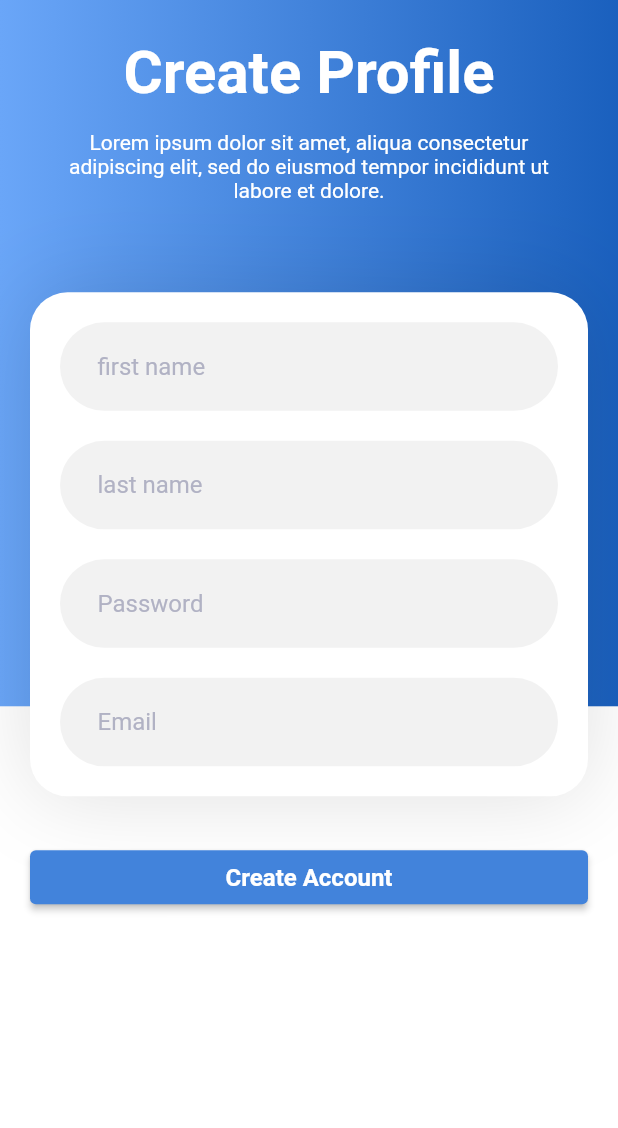
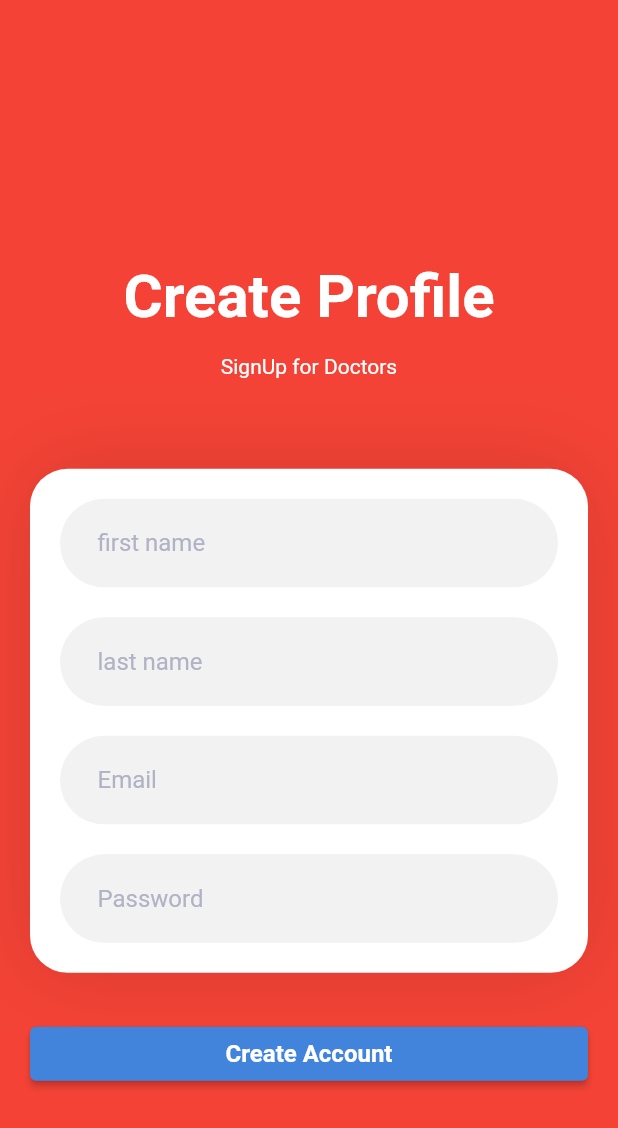
Before and after one commit to Mr-Deee/totalclinic, a Flutter app: the CreateProfilePage screen opened directly, on a phone screen of 412 x 824 dp. Shown: the top 1128 px of the screen. Run offline on Flutter 3.47's test engine with Material 2 defaults, Android fonts, the phone set to English and light mode, and no system bars; our stand-ins replace animated_flip_counter, cached_network_image, cloud_firestore, firebase_auth, firebase_core, firebase_database and 2 more; accounts and stored records are empty.

Commit message:
Creating Doctor profile

```diff
--- a/lib/createProfile.dart
+++ b/lib/createProfile.dart
@@ -61,7 +61,7 @@ class _CreateProfilePageState extends State<CreateProfilePage> {
   @override
   Widget build(BuildContext context) {
     return Scaffold(
-        backgroundColor: Colors.white,
+        backgroundColor: Colors.red,
         body: NotificationListener<OverscrollIndicatorNotification>(
           onNotification: (overscroll) {
             overscroll.disallowGlow();
@@ -72,22 +72,18 @@ class _CreateProfilePageState extends State<CreateProfilePage> {
               child: Column(
                 children: [
                   Container(
-                    height: MediaQuery.of(context).size.height / 1.75,
+                    height: MediaQuery.of(context).size.height / 1.4,
                     decoration: BoxDecoration(
-                      gradient: LinearGradient(
-                        begin: Alignment(-1.0, 0.0),
-                        end: Alignment(1.0, 0.0),
-                        colors: [
-                          const Color(0xFF6aa6f8),
-                          const Color(0xFF1a60be)
-                        ],
-                      ),
+
                     ),
                     child: Column(
                       mainAxisAlignment: MainAxisAlignment.end,
                       crossAxisAlignment: CrossAxisAlignment.center,
                       children: [
                         Container(
+
+
+
                           child: Text(
                             'Create Profile',
                             style: TextStyle(
@@ -104,7 +100,7 @@ class _CreateProfilePageState extends State<CreateProfilePage> {
                             left: 40.0,
                           ),
                           child: Text(
-                            'Lorem ipsum dolor sit amet, aliqua consectetur adipiscing elit, sed do eiusmod tempor incididunt ut labore et dolore. ',
+                            'SignUp for Doctors ',
                             textAlign: TextAlign.center,
                             style: TextStyle(
                               fontSize: 14,
@@ -170,6 +166,8 @@ class _CreateProfilePageState extends State<CreateProfilePage> {
                                   ),
                                 ),
                               ),
+
+
                               Container(
                                 margin: const EdgeInsets.only(
                                   left: 20.0,
@@ -184,7 +182,7 @@ class _CreateProfilePageState extends State<CreateProfilePage> {
                                         : "Please enter a last name";
                                   },
                                   controller: LastNameTextEditingController,
-                                  obscureText: true,
+
                                   decoration: InputDecoration(
                                     hintText: 'last name',
                                     hintStyle: TextStyle(
@@ -198,6 +196,47 @@ class _CreateProfilePageState extends State<CreateProfilePage> {
                                       borderSide: BorderSide(
                                           color:
                                               Theme.of(context).primaryColor),
+                                      borderRadius: BorderRadius.circular(60),
+                                    ),
+                                    filled: true,
+                                    fillColor: Colors.black.withOpacity(0.05),
+                                    contentPadding: EdgeInsets.symmetric(
+                                      vertical: 20.0,
+                                      horizontal: 25.0,
+                                    ),
+                                  ),
+                                ),
+                              ),
+
+
+                              Container(
+                                margin: const EdgeInsets.only(
+                                  left: 20.0,
+                                  right: 20.0,
+                                  bottom: 20.0,
+                                ),
+                                child: TextFormField(
+                                  keyboardType: TextInputType.emailAddress,
+                                  validator: (val) {
+                                    return val.length > 2
+                                        ? null
+                                        : "Please enter email";
+                                  },
+                                  controller: emailTextEditingController,
+
+                                  decoration: InputDecoration(
+                                    hintText: 'Email',
+                                    hintStyle: TextStyle(
+                                      color: Color(0xFFb1b2c4),
+                                    ),
+                                    border: new OutlineInputBorder(
+                                      borderSide: BorderSide.none,
+                                      borderRadius: BorderRadius.circular(60),
+                                    ),
+                                    focusedBorder: OutlineInputBorder(
+                                      borderSide: BorderSide(
+                                          color:
+                                          Theme.of(context).primaryColor),
                                       borderRadius: BorderRadius.circular(60),
                                     ),
                                     filled: true,
@@ -248,45 +287,7 @@ class _CreateProfilePageState extends State<CreateProfilePage> {
                                   ),
                                 ),
                               ),
-                              Container(
-                                margin: const EdgeInsets.only(
-                                  left: 20.0,
-                                  right: 20.0,
-                                  bottom: 20.0,
-                                ),
-                                child: TextFormField(
-                                  keyboardType: TextInputType.emailAddress,
-                                  validator: (val) {
-                                    return val.length > 2
-                                        ? null
-                                        : "Please enter a last name";
-                                  },
-                                  controller: passwordTextEditingController,
-                                  obscureText: true,
-                                  decoration: InputDecoration(
-                                    hintText: 'Email',
-                                    hintStyle: TextStyle(
-                                      color: Color(0xFFb1b2c4),
-                                    ),
-                                    border: new OutlineInputBorder(
-                                      borderSide: BorderSide.none,
-                                      borderRadius: BorderRadius.circular(60),
-                                    ),
-                                    focusedBorder: OutlineInputBorder(
-                                      borderSide: BorderSide(
-                                          color:
-                                              Theme.of(context).primaryColor),
-                                      borderRadius: BorderRadius.circular(60),
-                                    ),
-                                    filled: true,
-                                    fillColor: Colors.black.withOpacity(0.05),
-                                    contentPadding: EdgeInsets.symmetric(
-                                      vertical: 20.0,
-                                      horizontal: 25.0,
-                                    ),
-                                  ),
-                                ),
-                              ),
+
                             ],
                           ),
                         ),
```
